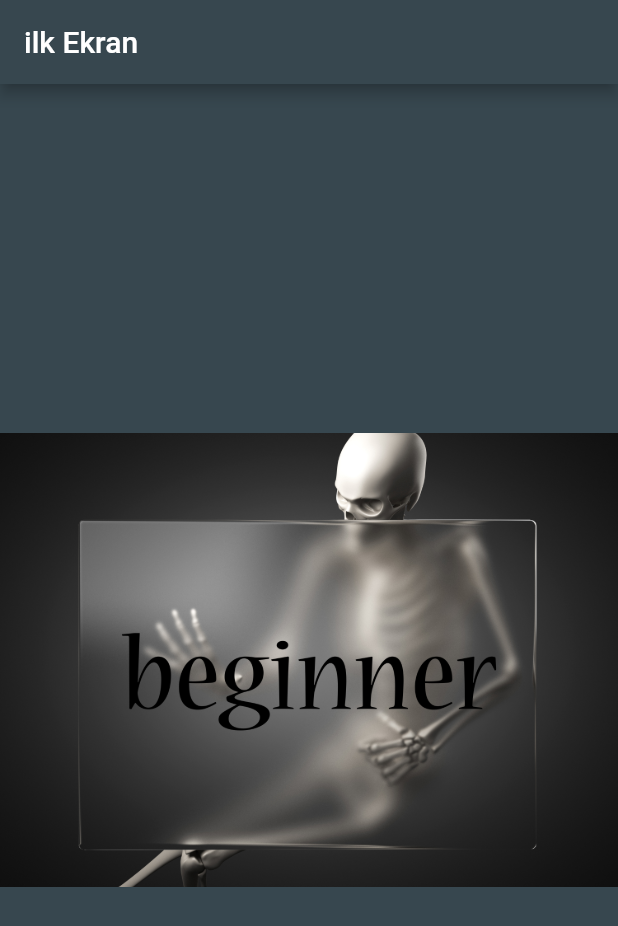
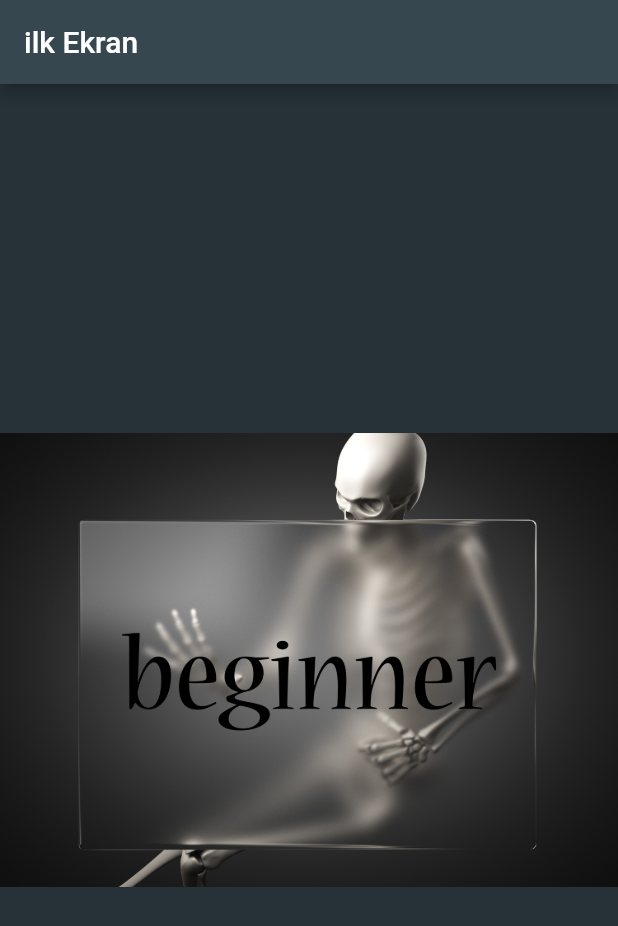
Before and after one commit to ibrahimediz/benimkartim, a Flutter app: the screen it shows after launch, on a phone screen of 412 x 824 dp. Shown: the top 926 px of the screen. Run offline on Flutter 3.47's test engine with Material 2 defaults, Android fonts, the phone set to English and light mode, and no system bars.

Commit message:
12042022_2

```diff
--- a/lib/main.dart
+++ b/lib/main.dart
@@ -16,7 +16,7 @@ class MyApp extends StatelessWidget {
           backgroundColor: Colors.blueGrey[800],
         ),
         body: Container(
-          color: Colors.blueGrey[800],
+          color: Colors.blueGrey[900],
           child: Center(
             child: Image(
               image: AssetImage('images/resim2222.jpg'),
```
